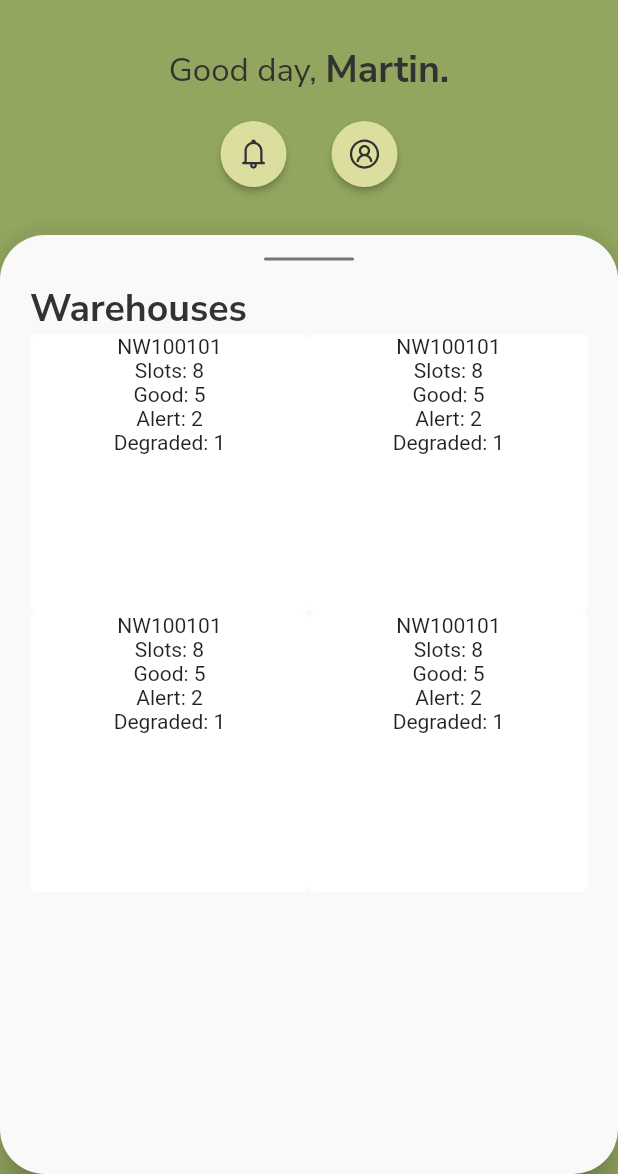
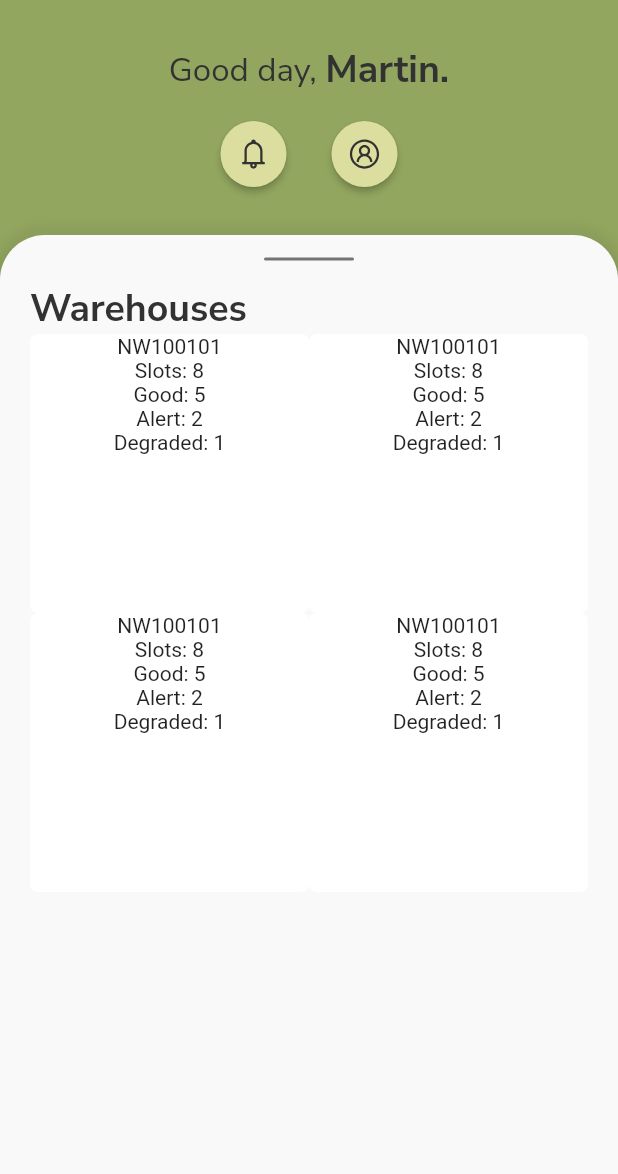
Before and after one commit to ThrivikramGR/nWarehouse-App, a Flutter app: the screen it shows after launch, on a phone screen of 412 x 824 dp, the part 62-1236 px from its top. Run offline on Flutter 3.47's test engine with Material 2 defaults, Android fonts, the phone set to English and light mode, and no system bars; our stand-ins replace cloud_firestore, firebase_auth, firebase_core, line_icons, rounded_loading_button; accounts and stored records are empty; network calls fail.

Commit message:
ui mid revamp (green)1

```diff
--- a/lib/new_screens/drawer_pages/select_warehouse_page.dart
+++ b/lib/new_screens/drawer_pages/select_warehouse_page.dart
@@ -269,7 +269,9 @@ class _SelectWarehousePageState extends State<SelectWarehousePage> {
         ),
         Expanded(
           child: Material(
-            borderRadius: BorderRadius.circular(30),
+            borderRadius: BorderRadius.vertical(
+              top: Radius.circular(30),
+            ),
             elevation: 10,
             color: Colors.transparent,
             child: Padding(
@@ -277,7 +279,9 @@ class _SelectWarehousePageState extends State<SelectWarehousePage> {
               child: Container(
                 decoration: BoxDecoration(
                   color: Color(0xFFFAF9F9),
-                  borderRadius: BorderRadius.circular(30),
+                  borderRadius: BorderRadius.vertical(
+                    top: Radius.circular(30),
+                  ),
                 ),
                 padding: EdgeInsets.symmetric(horizontal: 20),
                 child: Column(
```
